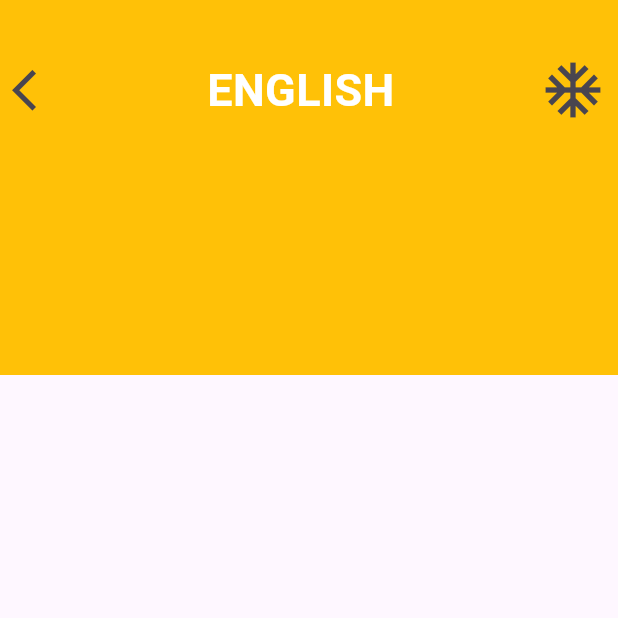
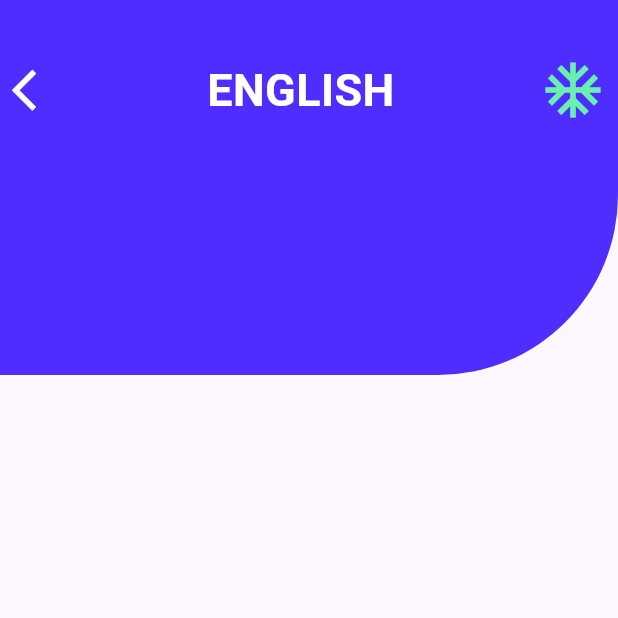
Before and after one commit to ashir227/Flutter_Practise, a Flutter app: the screen it shows after launch, after a tap on the "ac unit" icon, on a phone screen of 412 x 824 dp, the top half of it. Run offline on Flutter 3.47's test engine with Material 3 defaults, Android fonts, the phone set to English and light mode, and no system bars.

Commit message:
Add Widgets

```diff
--- a/login/lib/UI2.dart
+++ b/login/lib/UI2.dart
@@ -8,20 +8,29 @@ class Ui2 extends StatefulWidget {
 }
 
 class _Ui2State extends State<Ui2> {
+  bool isfav = true;
   @override
   Widget build(BuildContext context) {
     return Scaffold(
-      body: Container(
+      body: SingleChildScrollView(
+        child: Container(
+          // decoration: BoxDecoration(borderRadius: BorderRadius.circular(33)),
           height: 250,
           // margin: EdgeInsets.only(bottom: 200),
           padding: EdgeInsets.only(bottom: 130),
-        color: Colors.amber,
+          decoration: BoxDecoration(
+            color: const Color.fromARGB(215, 48, 7, 255),
+            borderRadius: BorderRadius.only(
+              // bottomLeft: Radius.circular(30),
+              bottomRight: Radius.circular(120),
+            ),
+          ),
           child: Row(
             // mainAxisAlignment: MainAxisAlignment.spaceEvenly,
             children: [
               IconButton(
                 onPressed: () {},
-              icon: Icon(Icons.arrow_back_ios, size: 33),
+                icon: Icon(Icons.arrow_back_ios, size: 33, color: Colors.white),
               ),
               Spacer(),
               Text(
@@ -34,10 +43,19 @@ class _Ui2State extends State<Ui2> {
               ),
               Spacer(),
               IconButton(
-              onPressed: () {},
-              icon: Icon(Icons.ac_unit_sharp, size: 44),
+                onPressed: () {
+                  setState(() {
+                    isfav = !isfav;
+                  });
+                },
+                icon: Icon(
+                  Icons.ac_unit_sharp,
+                  size: 44,
+                  color: isfav ? Colors.white : Colors.greenAccent,
+                ),
               ),
             ],
+          ),
         ),
       ),
     );
```
Lines whose indentation alone changed are shown as unchanged.
